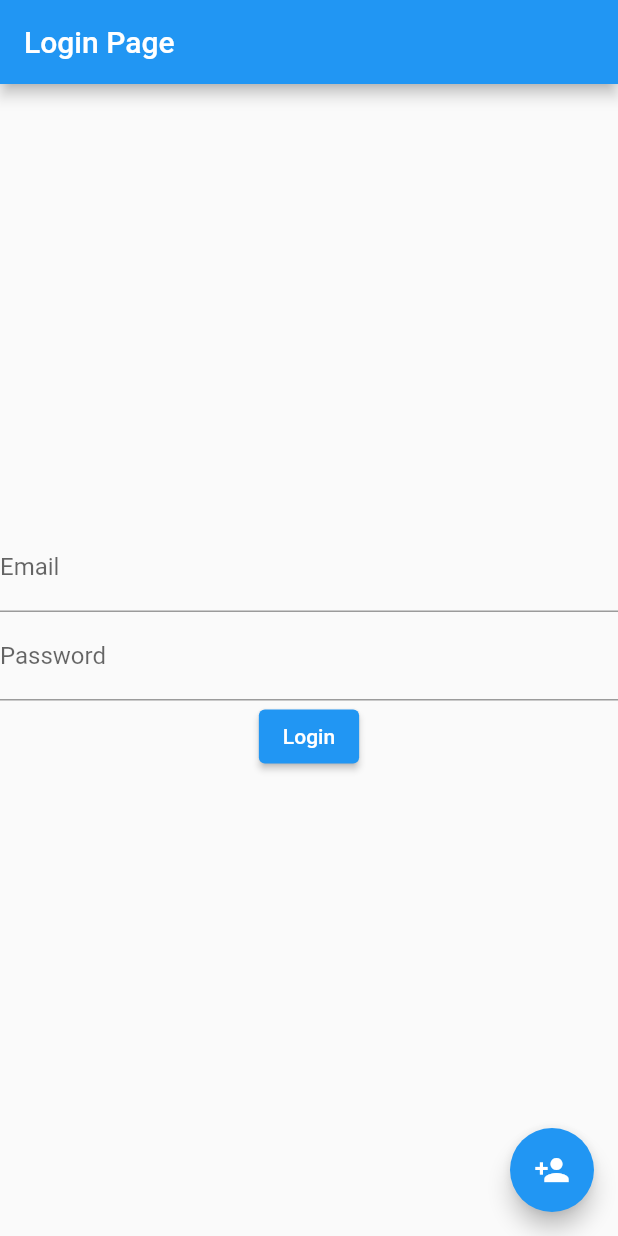
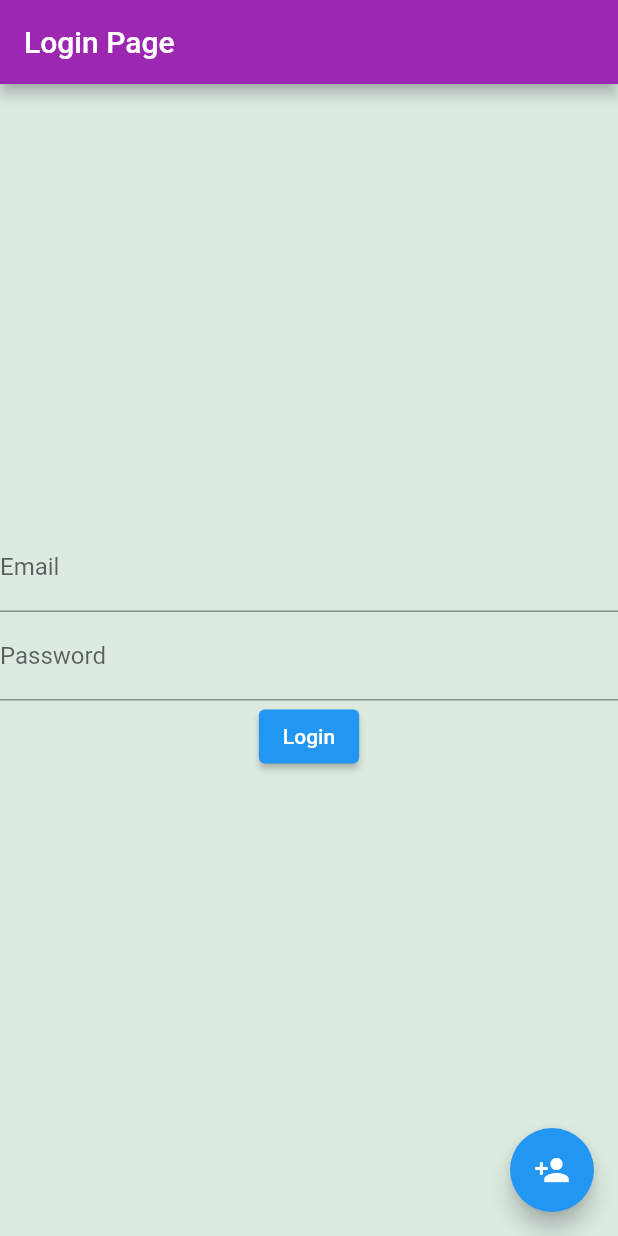
Before and after one commit to dilipharish/flutter_php_new, a Flutter app: the screen it shows after launch, on a phone screen of 412 x 824 dp. Run offline on Flutter 3.47's test engine with Material 2 defaults, Android fonts, the phone set to English and light mode, and no system bars; missing offline and left inert: mysql1.

Commit message:
a good useable app

```diff
--- a/lib/authenticate/regi1.dart
+++ b/lib/authenticate/regi1.dart
@@ -69,10 +69,16 @@ class _LoginUserState extends State<LoginUser> {
   @override
   Widget build(BuildContext context) {
     return MaterialApp(
+      debugShowCheckedModeBanner: false,
       home: Scaffold(
         appBar: AppBar(
           title: const Text('Login Page'),
+          backgroundColor: Colors.purple,
+          // Set the background color to purple
         ),
+
+        backgroundColor: Color.fromARGB(255, 220, 234,
+            224), // Set the background color of the scaffold to purple
         body: Center(
           child: Column(
             mainAxisAlignment: MainAxisAlignment.center,
```
Also changed, not shown: lib/homepage.dart (+8 -8 lines).
